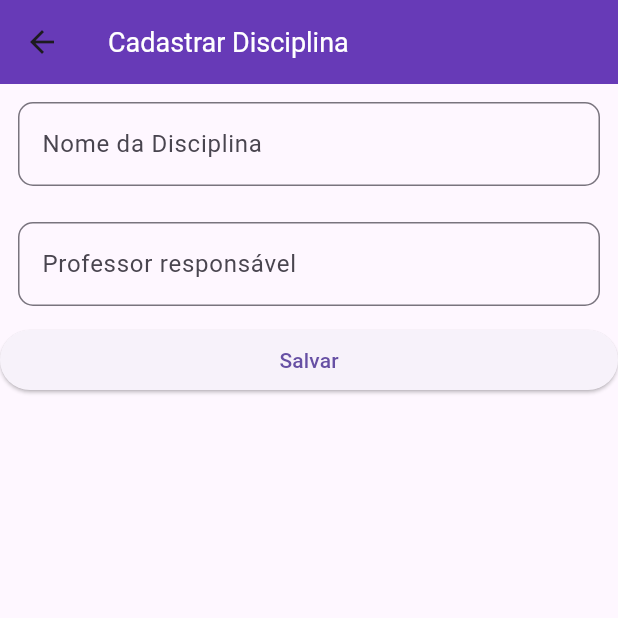
After one commit to shinzola/FlutterSQFlite, a Flutter app: the cad_disciplina screen opened directly, on a phone screen of 412 x 824 dp, the top half of it. The commit adds this screen. Run offline on Flutter 3.47's test engine with Material 3 defaults, Android fonts, the phone set to English and light mode, and no system bars; our stand-ins replace sqflite; accounts and stored records are empty.

Commit message:
App SQF Lite de estudante

```diff
--- a/lib/DatabaseHelper.dart
+++ b/lib/DatabaseHelper.dart
@@ -26,6 +26,10 @@ class Databasehelper {
   Future _onCreate(Database db, int version) async {
     await db.execute(
         'CREATE TABLE IF NOT EXISTS estudante(id INTEGER PRIMARY KEY AUTOINCREMENT, nome TEXT, matricula TEXT)');
+    await db.execute(
+        'CREATE TABLE IF NOT EXISTS cursa(id INTEGER PRIMARY KEY AUTOINCREMENT, idEstudante INTEGER, idDisciplina INTEGER, FOREIGN KEY (idEstudante) REFERENCES estudante(id), FOREIGN KEY (idDisciplina) REFERENCES disciplina(id))');
+    await db.execute(
+        'CREATE TABLE IF NOT EXISTS disciplina(id INTEGER PRIMARY KEY AUTOINCREMENT, nome TEXT, professor TEXT)');
   }
 
   Future close() async {
--- /dev/null
+++ b/lib/cad_disciplina.dart
@@ -0,0 +1,146 @@
+import 'package:dbestudante/disciplina.dart';
+import 'package:dbestudante/disciplina_dao.dart';
+import 'package:flutter/material.dart';
+
+class cad_disciplina extends StatefulWidget {
+  const cad_disciplina({super.key});
+
+  @override
+  State<cad_disciplina> createState() => _DisciplinaState();
+}
+
+class _DisciplinaState extends State<cad_disciplina> {
+  final _disciplinaDAO = DisciplinaDao();
+  Disciplina? _disciplinaAtual;
+
+  final _controllerNome = TextEditingController();
+  final _controllerProfessor = TextEditingController();
+  List<Disciplina> _listaDisciplinas = [];
+  @override
+  void initState() {
+    _loadDisciplinas();
+    super.initState();
+  }
+
+  _loadDisciplinas() async {
+    List<Disciplina> temp = await _disciplinaDAO.listarDisciplina();
+    setState(() {
+      _listaDisciplinas = temp;
+    });
+  }
+
+  _salvarOUEditar() async {
+    print(_disciplinaAtual);
+    if (_disciplinaAtual == null &&
+        _controllerNome.text != "" &&
+        _controllerProfessor.text != "") {
+      //novo estudante
+      await _disciplinaDAO.incluirDisciplina(Disciplina(
+          nome: _controllerNome.text, professor: _controllerProfessor.text));
+    } else if (_disciplinaAtual != null) {
+      //atualizar estudante
+      _disciplinaAtual!.nome = _controllerNome.text;
+      _disciplinaAtual!.professor = _controllerProfessor.text;
+      await _disciplinaDAO.editarDisciplina(_disciplinaAtual!);
+    }
+    _controllerNome.clear();
+    _controllerProfessor.clear();
+    setState(() {
+      _loadDisciplinas();
+      _disciplinaAtual = null;
+    });
+  }
+
+  _apagarDisciplina(int index) async {
+    await _disciplinaDAO.deleteDisciplina(index);
+    _loadDisciplinas();
+  }
+
+  _editarDisciplina(Disciplina d) async {
+    await _disciplinaDAO.editarDisciplina(d);
+    _loadDisciplinas();
+  }
+
+  @override
+  Widget build(BuildContext context) {
+    return Scaffold(
+        appBar: AppBar(
+          title: Text("Cadastrar Disciplina"),
+          titleTextStyle: TextStyle(color: Colors.white, fontSize: 18.0),
+          backgroundColor: Colors.deepPurple,
+        ),
+        body: Column(
+          children: [
+            Padding(
+              padding: const EdgeInsets.all(12.0),
+              child: TextField(
+                controller: _controllerNome,
+                decoration: InputDecoration(
+                  labelText: "Nome da Disciplina",
+                  border: OutlineInputBorder(
+                    borderRadius: BorderRadius.all(Radius.circular(10.0)),
+                  ),
+                ),
+              ),
+            ),
+            Padding(
+              padding: const EdgeInsets.all(12.0),
+              child: TextField(
+                controller: _controllerProfessor,
+                decoration: InputDecoration(
+                  labelText: "Professor responsável",
+                  border: OutlineInputBorder(
+                    borderRadius: BorderRadius.all(Radius.circular(10.0)),
+                  ),
+                ),
+              ),
+            ),
+            SizedBox(
+              width: MediaQuery.of(context).size.width,
+              child: ElevatedButton(
+                onPressed: () {
+                  _salvarOUEditar();
+                },
+                child: _disciplinaAtual == null
+                    ? Text("Salvar")
+                    : Text("Atualizar"),
+              ),
+            ),
+            Expanded(
+              child: ListView.builder(
+                itemCount: _listaDisciplinas.length,
+                itemBuilder: (context, index) {
+                  return Card(
+                    child: ListTile(
+                      title: Text(
+                          "Aluno: ${_listaDisciplinas[index].nome ?? 'N/A'}"),
+                      subtitle: Text(
+                          "Matricula: ${_listaDisciplinas[index].professor ?? 'N/A'}"),
+                      // Adicionar mais detalhes ou botões de ação se necessário
+                      trailing: IconButton(
+                        icon: Icon(Icons.delete),
+                        color: Colors.red,
+                        onPressed: () {
+                          if (_listaDisciplinas[index].id != null) {
+                            _apagarDisciplina(_listaDisciplinas[index].id!);
+                          }
+                        },
+                      ),
+                      onTap: () {
+                        setState(() {
+                          _disciplinaAtual = _listaDisciplinas[index];
+                          _controllerNome.text = _disciplinaAtual!.nome;
+                          _controllerProfessor.text =
+                              _disciplinaAtual!.professor;
+                          _editarDisciplina(_disciplinaAtual!);
+                        });
+                      },
+                    ),
+                  );
+                },
+              ),
+            ),
+          ],
+        ));
+  }
+}
--- /dev/null
+++ b/lib/disciplina.dart
@@ -0,0 +1,22 @@
+class Disciplina {
+  int? id;
+  String nome;
+  String professor;
+  Disciplina({this.id, required this.nome, required this.professor});
+
+  Map<String, dynamic> toMap() {
+    return {
+      "id": id,
+      "nome": nome,
+      "professor": professor,
+    };
+  }
+
+  factory Disciplina.fromMap(Map<String, dynamic> map) {
+    return Disciplina(
+      id: map['id'],
+      nome: map['nome'],
+      professor: map['professor'],
+    );
+  }
+}
--- /dev/null
+++ b/lib/disciplina_dao.dart
@@ -0,0 +1,46 @@
+import 'package:dbestudante/DatabaseHelper.dart';
+import 'package:dbestudante/disciplina.dart';
+import 'package:sqflite/sqflite.dart';
+
+class DisciplinaDao {
+  final Databasehelper _dbHelper = Databasehelper();
+
+  //Incluir no banco
+  Future<void> incluirDisciplina(Disciplina d) async {
+    final db = await _dbHelper.database;
+    await db.insert(
+      "disciplina",
+      d.toMap(),
+      conflictAlgorithm: ConflictAlgorithm.replace,
+    );
+  }
+
+  //Editar no banco
+  Future<void> editarDisciplina(Disciplina d) async {
+    final db = await _dbHelper.database;
+    await db.update(
+      "disciplina",
+      d.toMap(),
+      where: "id = ?",
+      whereArgs: [d.id],
+    );
+  }
+
+  //excluir
+  Future<void> deleteDisciplina(int index) async {
+    final db = await _dbHelper.database;
+    await db.delete(
+      "disciplina",
+      where: "id = ?",
+      whereArgs: [index],
+    );
+  }
+
+  Future<List<Disciplina>> listarDisciplina() async {
+    final db = await _dbHelper.database;
+    final List<Map<String, dynamic>> maps = await db.query("disciplina");
+    return List.generate(maps.length, (index) {
+      return Disciplina.fromMap(maps[index]);
+    });
+  }
+}
--- a/lib/main.dart
+++ b/lib/main.dart
@@ -10,6 +10,10 @@ class app extends StatelessWidget {
 
   @override
   Widget build(BuildContext context) {
-    return MaterialApp(title: "CRUD Estudante", home: pag1());
+    return MaterialApp(
+      title: "CRUD Estudante",
+      home: pag1(),
+      debugShowCheckedModeBanner: false,
+    );
   }
 }
--- a/pubspec.yaml
+++ b/pubspec.yaml
@@ -2,7 +2,7 @@ name: dbestudante
 description: "A new Flutter project."
 # The following line prevents the package from being accidentally published to
 # pub.dev using `flutter pub publish`. This is preferred for private packages.
-publish_to: 'none' # Remove this line if you wish to publish to pub.dev
+publish_to: "none" # Remove this line if you wish to publish to pub.dev
 
 # The following defines the version and build number for your application.
 # A version number is three numbers separated by dots, like 1.2.43
@@ -32,7 +32,8 @@ dependencies:
     sdk: flutter
   sqflite: ^2.2.3+1
   path: ^1.8.2
-
+  sqflite_common_ffi: ^2.3.0
+  collection: ^1.18.0
   # The following adds the Cupertino Icons font to your application.
   # Use with the CupertinoIcons class for iOS style icons.
   cupertino_icons: ^1.0.8
@@ -53,7 +54,6 @@ dev_dependencies:
 
 # The following section is specific to Flutter packages.
 flutter:
-
   # The following line ensures that the Material Icons font is
   # included with your application, so that you can use the icons in
   # the material Icons class.
```
Also changed, not shown: lib/cursa.dart (added, +36 -0 lines), lib/cursa_dao.dart (added, +57 -0 lines), lib/pag1.dart (+43 -11 lines), lib/vincularDisciplina.dart (added, +303 -0 lines), pubspec.lock, 3 other files.
